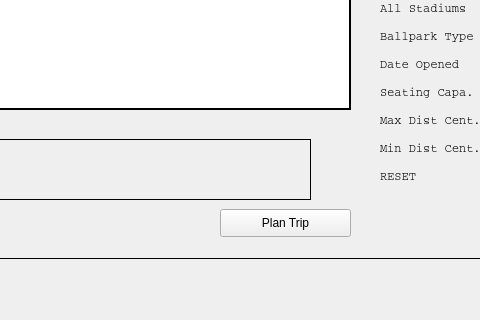
Above: CS1D_Project_2/mainwindow.ui from hicholasnu/Take-Me-Out-To-The-Ballgame before the change; both pictures show x 161 to 641 and y 282 to 602 of the 803 by 602 pixel window. Below: the same form after it.
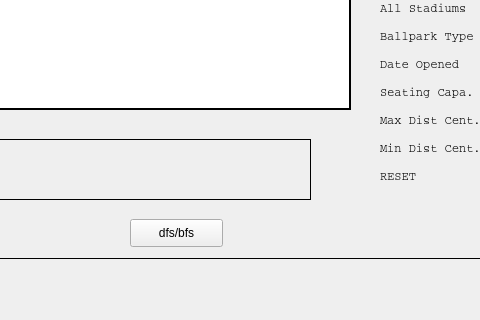
That is the form after the change. The open tabs and pages were chosen to show the change.

```diff
--- a/CS1D_Project_2/mainwindow.ui
+++ b/CS1D_Project_2/mainwindow.ui
@@ -586,14 +586,14 @@
      <widget class="QPushButton" name="pushButtonPlanTrip">
       <property name="geometry">
        <rect>
-        <x>360</x>
-        <y>480</y>
-        <width>131</width>
+        <x>270</x>
+        <y>490</y>
+        <width>93</width>
         <height>28</height>
        </rect>
       </property>
       <property name="text">
-       <string>Plan Trip</string>
+       <string>dfs/bfs</string>
       </property>
      </widget>
     </widget>
```
Left out of the diff: 8 changed lines with no effect on the pictures.
